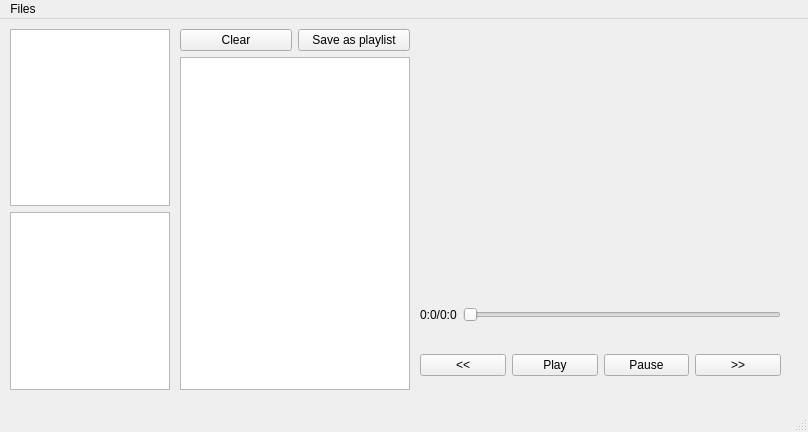
First picture: the form in MainView.ui, repository atrin-hojjat/MusicPlayer_AP, before the edit.
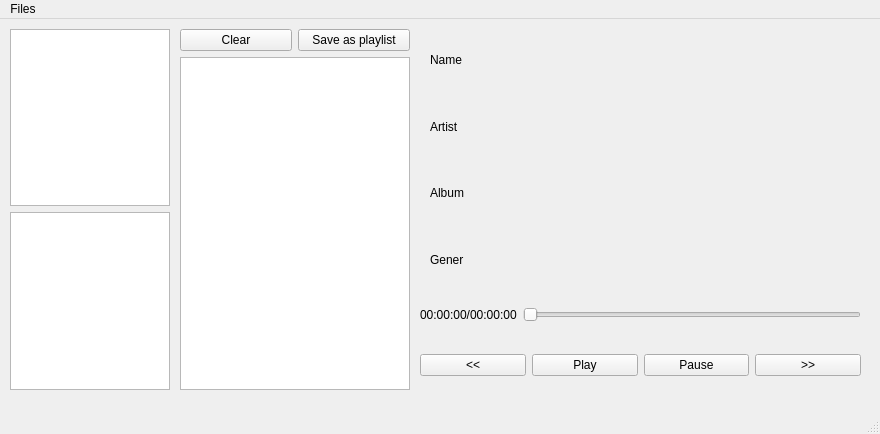
Second picture: the form after the edit.

```diff
--- a/MainView.ui
+++ b/MainView.ui
@@ -6,8 +6,8 @@
    <rect>
     <x>0</x>
     <y>0</y>
-    <width>808</width>
-    <height>432</height>
+    <width>880</width>
+    <height>434</height>
    </rect>
   </property>
   <property name="windowTitle">
@@ -37,7 +37,7 @@
      <rect>
       <x>420</x>
       <y>330</y>
-      <width>361</width>
+      <width>441</width>
       <height>32</height>
      </rect>
     </property>
@@ -77,7 +77,7 @@
      <rect>
       <x>420</x>
       <y>280</y>
-      <width>361</width>
+      <width>441</width>
       <height>31</height>
      </rect>
     </property>
@@ -85,7 +85,7 @@
      <item>
       <widget class="QLabel" name="timeLabel">
        <property name="text">
-        <string>0:0/0:0</string>
+        <string>00:00:00/00:00:00</string>
        </property>
       </widget>
      </item>
@@ -131,13 +131,87 @@
      </item>
     </layout>
    </widget>
+   <widget class="QWidget" name="gridLayoutWidget">
+    <property name="geometry">
+     <rect>
+      <x>430</x>
+      <y>10</y>
+      <width>431</width>
+      <height>261</height>
+     </rect>
+    </property>
+    <layout class="QGridLayout" name="gridLayout">
+     <item row="2" column="0">
+      <widget class="QLabel" name="label_5">
+       <property name="text">
+        <string>Album</string>
+       </property>
+      </widget>
+     </item>
+     <item row="2" column="1">
+      <widget class="QLabel" name="musicAlbumLabel">
+       <property name="text">
+        <string/>
+       </property>
+      </widget>
+     </item>
+     <item row="0" column="0">
+      <widget class="QLabel" name="label">
+       <property name="text">
+        <string>Name</string>
+       </property>
+      </widget>
+     </item>
+     <item row="1" column="0">
+      <widget class="QLabel" name="label_3">
+       <property name="text">
+        <string>Artist</string>
+       </property>
+      </widget>
+     </item>
+     <item row="1" column="1">
+      <widget class="QLabel" name="musicArtistLabel">
+       <property name="text">
+        <string/>
+       </property>
+      </widget>
+     </item>
+     <item row="0" column="1">
+      <widget class="QLabel" name="musicNameLabel">
+       <property name="text">
+        <string/>
+       </property>
+      </widget>
+     </item>
+     <item row="3" column="0">
+      <widget class="QLabel" name="label_7">
+       <property name="text">
+        <string>Gener</string>
+       </property>
+      </widget>
+     </item>
+     <item row="3" column="1">
+      <widget class="QLabel" name="musicGenerLabel">
+       <property name="text">
+        <string/>
+       </property>
+      </widget>
+     </item>
+    </layout>
+   </widget>
+   <zorder>verticalLayoutWidget</zorder>
+   <zorder>horizontalLayoutWidget</zorder>
+   <zorder>horizontalLayoutWidget_2</zorder>
+   <zorder>verticalLayoutWidget_2</zorder>
+   <zorder>nextButton</zorder>
+   <zorder>gridLayoutWidget</zorder>
   </widget>
   <widget class="QMenuBar" name="menubar">
    <property name="geometry">
     <rect>
      <x>0</x>
      <y>0</y>
-     <width>808</width>
+     <width>880</width>
      <height>22</height>
     </rect>
    </property>
```
